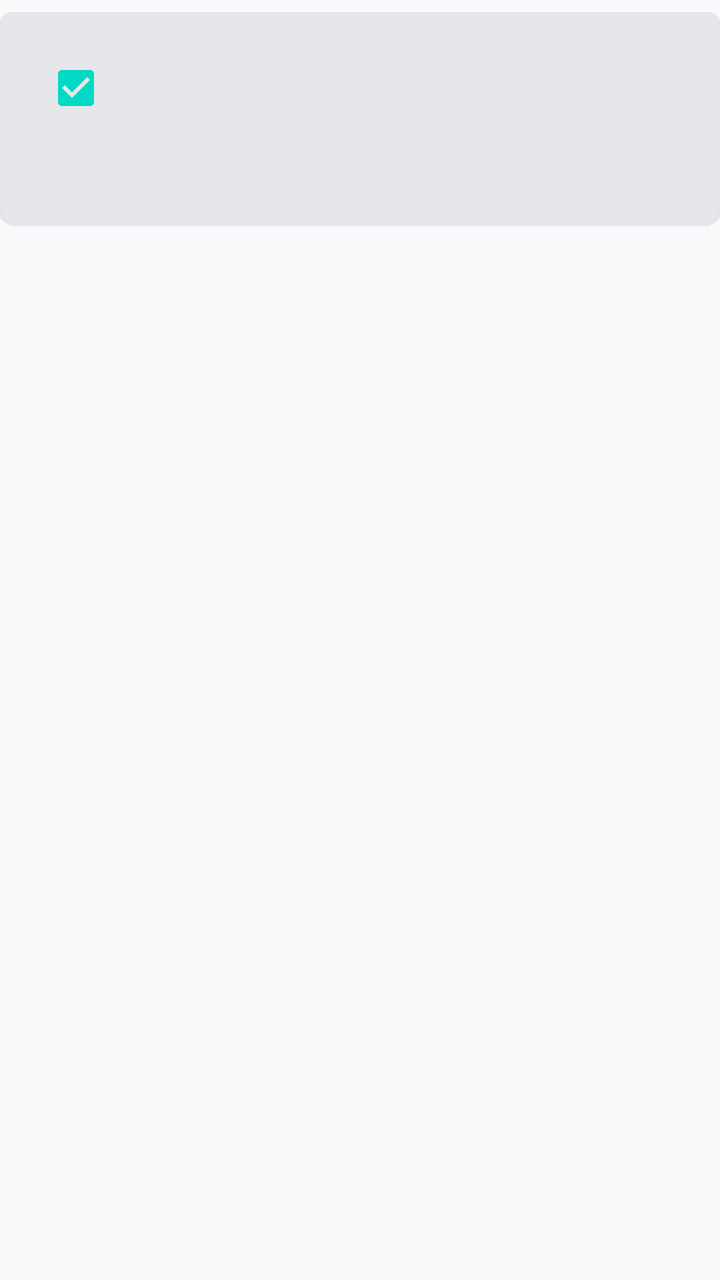
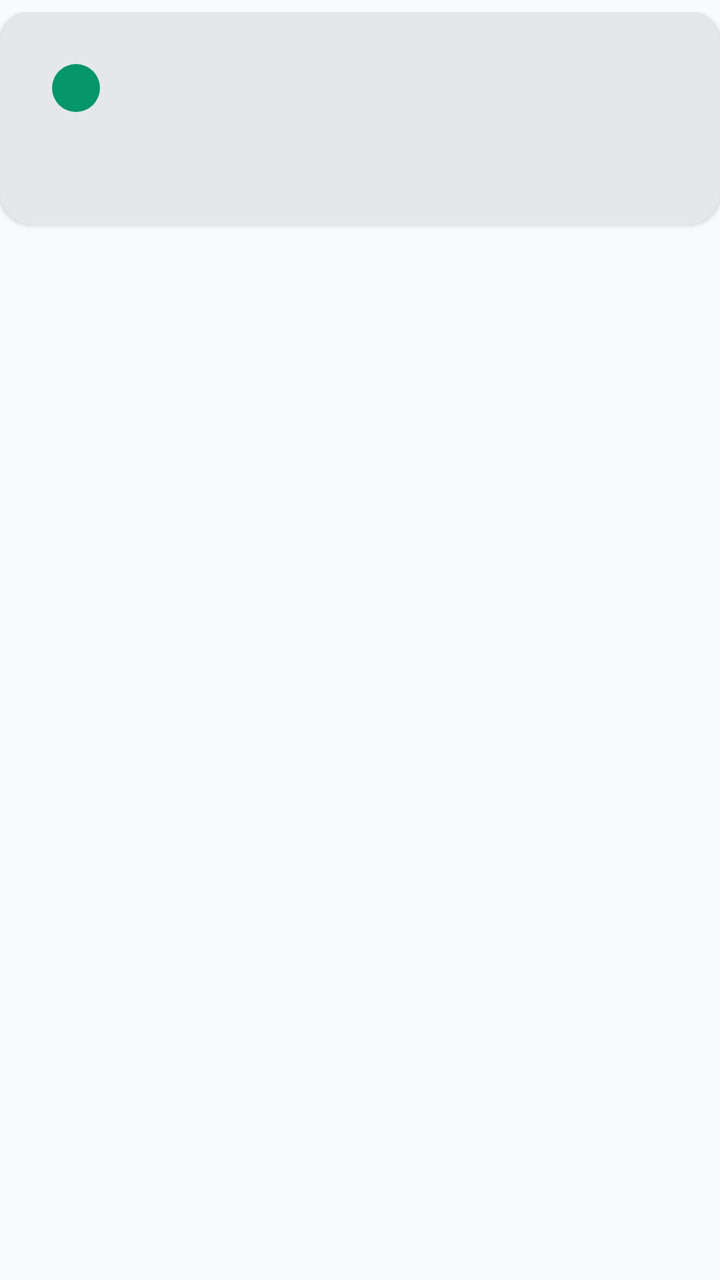

An Android layout rendered at two revisions. The XML below is the earlier revision; the diff shows what the commit changed to produce the second picture.
<!-- AndroidManifest.xml: application theme Theme.Tazkeer -->
<!-- res/layout/item_completed_task.xml -->
<?xml version="1.0" encoding="utf-8"?>
<androidx.constraintlayout.widget.ConstraintLayout xmlns:android="http://schemas.android.com/apk/res/android"
    xmlns:app="http://schemas.android.com/apk/res-auto"
    android:layout_width="match_parent"
    android:layout_height="wrap_content"
    android:paddingTop="6dp"
    android:paddingBottom="6dp">

    <com.google.android.material.card.MaterialCardView
        android:id="@+id/completedTaskCard"
        android:layout_width="0dp"
        android:layout_height="wrap_content"
        app:cardBackgroundColor="?attr/colorSurface"
        app:cardCornerRadius="8dp"
        app:cardElevation="1dp"
        app:layout_constraintEnd_toEndOf="parent"
        app:layout_constraintStart_toStartOf="parent"
        app:layout_constraintTop_toTopOf="parent">

        <androidx.constraintlayout.widget.ConstraintLayout
            android:layout_width="match_parent"
            android:layout_height="wrap_content"
            android:padding="14dp">

            <TextView
                android:id="@+id/completedTaskTitleText"
                android:layout_width="0dp"
                android:layout_height="wrap_content"
                android:layout_marginStart="8dp"
                android:textColor="?android:attr/textColorPrimary"
                android:textSize="17sp"
                android:textStyle="bold"
                app:layout_constraintEnd_toEndOf="parent"
                app:layout_constraintStart_toEndOf="@id/completedTaskCheckBox"
                app:layout_constraintTop_toTopOf="@id/completedTaskCheckBox" />

            <CheckBox
                android:id="@+id/completedTaskCheckBox"
                android:layout_width="48dp"
                android:layout_height="48dp"
                android:checked="true"
                android:contentDescription="@string/content_uncomplete_task"
                app:layout_constraintStart_toStartOf="parent"
                app:layout_constraintTop_toTopOf="parent" />

            <TextView
                android:id="@+id/completedTaskDescriptionText"
                android:layout_width="0dp"
                android:layout_height="wrap_content"
                android:layout_marginTop="3dp"
                android:textColor="?android:attr/textColorSecondary"
                android:textSize="14sp"
                app:layout_constraintEnd_toEndOf="@id/completedTaskTitleText"
                app:layout_constraintStart_toStartOf="@id/completedTaskTitleText"
                app:layout_constraintTop_toBottomOf="@id/completedTaskTitleText" />

            <TextView
                android:id="@+id/completedTaskTimeText"
                android:layout_width="wrap_content"
                android:layout_height="wrap_content"
                android:layout_marginTop="10dp"
                android:textColor="?android:attr/textColorPrimary"
                android:textSize="14sp"
                app:layout_constraintStart_toStartOf="@id/completedTaskTitleText"
                app:layout_constraintTop_toBottomOf="@id/completedTaskDescriptionText" />

            <TextView
                android:id="@+id/completedTaskCategoryText"
                android:layout_width="wrap_content"
                android:layout_height="wrap_content"
                android:layout_marginStart="4dp"
                android:paddingTop="5dp"
                android:paddingEnd="10dp"
                android:paddingBottom="5dp"
                android:textColor="?android:attr/textColorPrimary"
                android:textSize="13sp"
                app:layout_constraintBaseline_toBaselineOf="@id/completedTaskTimeText"
                app:layout_constraintStart_toEndOf="@id/completedTaskCategoryIcon" />

            <ImageView
                android:id="@+id/completedTaskCategoryIcon"
                android:layout_width="20dp"
                android:layout_height="20dp"
                android:layout_marginStart="10dp"
                android:contentDescription="@string/category"
                app:layout_constraintBottom_toBottomOf="@id/completedTaskCategoryText"
                app:layout_constraintStart_toEndOf="@id/completedTaskTimeText"
                app:layout_constraintTop_toTopOf="@id/completedTaskCategoryText"
                app:tint="@color/green" />

            <TextView
                android:id="@+id/completedTaskPriorityText"
                android:layout_width="wrap_content"
                android:layout_height="wrap_content"
                android:layout_marginStart="8dp"
                android:paddingStart="10dp"
                android:paddingTop="5dp"
                android:paddingEnd="10dp"
                android:paddingBottom="5dp"
                android:textColor="?android:attr/textColorSecondary"
                android:textSize="13sp"
                app:layout_constraintBaseline_toBaselineOf="@id/completedTaskCategoryText"
                app:layout_constraintStart_toEndOf="@id/completedTaskCategoryText" />
        </androidx.constraintlayout.widget.ConstraintLayout>
    </com.google.android.material.card.MaterialCardView>
</androidx.constraintlayout.widget.ConstraintLayout>
<!-- resources referenced by this layout -->
<resources>
  <color name="green">#059669</color>
  <string name="category">Category</string>
  <string name="content_uncomplete_task">Move task back to Home</string>
  <style name="Theme.Tazkeer" parent="Theme.MaterialComponents.DayNight.NoActionBar">
          <item name="colorPrimary">@color/green</item>
          <item name="colorSurface">@color/surface</item>
          <item name="colorOnSurface">@color/text_primary</item>
          <item name="android:colorBackground">@color/background</item>
          <item name="android:textColorPrimary">@color/text_primary</item>
          <item name="android:textColorSecondary">@color/text_secondary</item>
          <item name="android:fontFamily">sans-serif</item>
          <item name="android:windowLightStatusBar">true</item>
          <item name="android:navigationBarColor">@color/bottom_nav</item>
          <item name="android:windowBackground">@color/background</item>
          <item name="android:statusBarColor">@color/bottom_nav</item>
      </style>
  <color name="surface">#E5E7EB</color>
  <color name="text_primary">#1F2937</color>
  <color name="background">#F8FAFC</color>
  <color name="text_secondary">#4B5563</color>
  <color name="bottom_nav">#E5E7EB</color>
</resources>

<!-- the commit's change to res/layout/item_completed_task.xml (unified diff, before → after) -->
@@ -11,7 +11,7 @@
         android:layout_width="0dp"
         android:layout_height="wrap_content"
         app:cardBackgroundColor="?attr/colorSurface"
-        app:cardCornerRadius="8dp"
+        app:cardCornerRadius="16dp"
         app:cardElevation="1dp"
         app:layout_constraintEnd_toEndOf="parent"
         app:layout_constraintStart_toStartOf="parent"
@@ -38,6 +38,8 @@
                 android:id="@+id/completedTaskCheckBox"
                 android:layout_width="48dp"
                 android:layout_height="48dp"
+                android:button="@drawable/selector_checkbox_rounded"
+                android:buttonTint="@color/green"
                 android:checked="true"
                 android:contentDescription="@string/content_uncomplete_task"
                 app:layout_constraintStart_toStartOf="parent"
<!-- resource entries referenced after the edit -->
@@ -1,6 +1,14 @@
 <!-- resources referenced by this layout -->
 <resources>
   <color name="green">#059669</color>
+  <!-- drawable selector_checkbox_rounded (drawable) -->
+  <?xml version="1.0" encoding="utf-8"?>
+  <selector xmlns:android="http://schemas.android.com/apk/res/android">
+      <item
+          android:drawable="@drawable/bg_checkbox_checked"
+          android:state_checked="true" />
+      <item android:drawable="@drawable/bg_checkbox_unchecked" />
+  </selector>
   <string name="category">Category</string>
   <string name="content_uncomplete_task">Move task back to Home</string>
   <style name="Theme.Tazkeer" parent="Theme.MaterialComponents.DayNight.NoActionBar">
@@ -16,6 +24,32 @@
           <item name="android:windowBackground">@color/background</item>
           <item name="android:statusBarColor">@color/bottom_nav</item>
       </style>
+  <!-- drawable bg_checkbox_checked (drawable) -->
+  <?xml version="1.0" encoding="utf-8"?>
+  <layer-list xmlns:android="http://schemas.android.com/apk/res/android">
+      <item>
+          <shape android:shape="rectangle">
+              <size
+                  android:width="24dp"
+                  android:height="24dp" />
+              <solid android:color="@color/green" />
+              <corners android:radius="16dp" />
+          </shape>
+      </item>
+  </layer-list>
+  <!-- drawable bg_checkbox_unchecked (drawable) -->
+  <?xml version="1.0" encoding="utf-8"?>
+  <shape xmlns:android="http://schemas.android.com/apk/res/android"
+      android:shape="rectangle">
+      <size
+          android:width="24dp"
+          android:height="24dp" />
+      <solid android:color="@android:color/transparent" />
+      <stroke
+          android:width="2dp"
+          android:color="@color/green" />
+      <corners android:radius="16dp" />
+  </shape>
   <color name="surface">#E5E7EB</color>
   <color name="text_primary">#1F2937</color>
   <color name="background">#F8FAFC</color>
